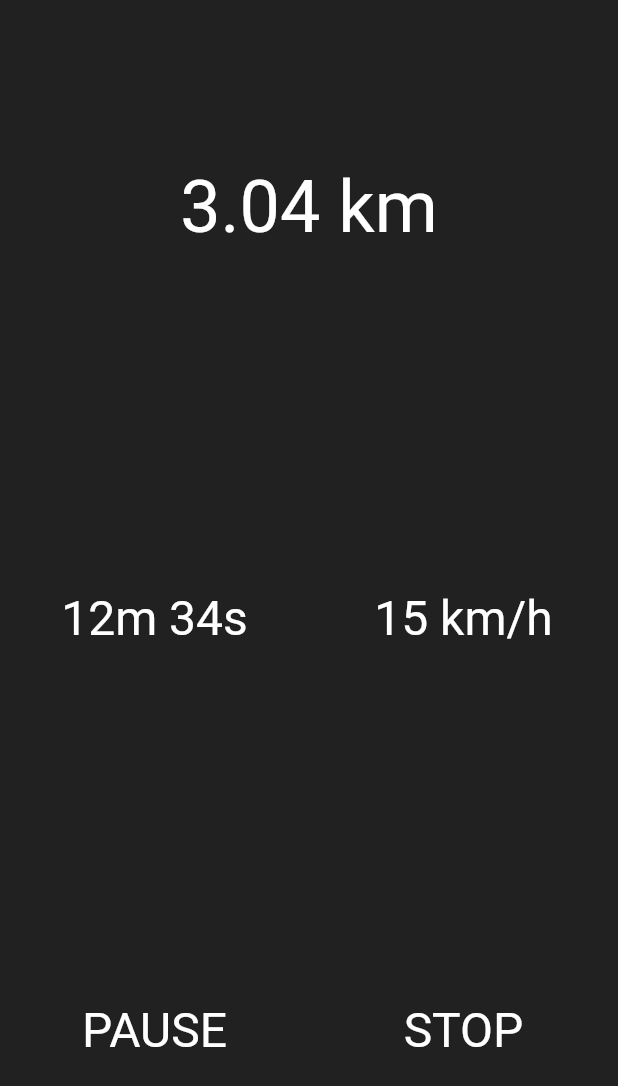
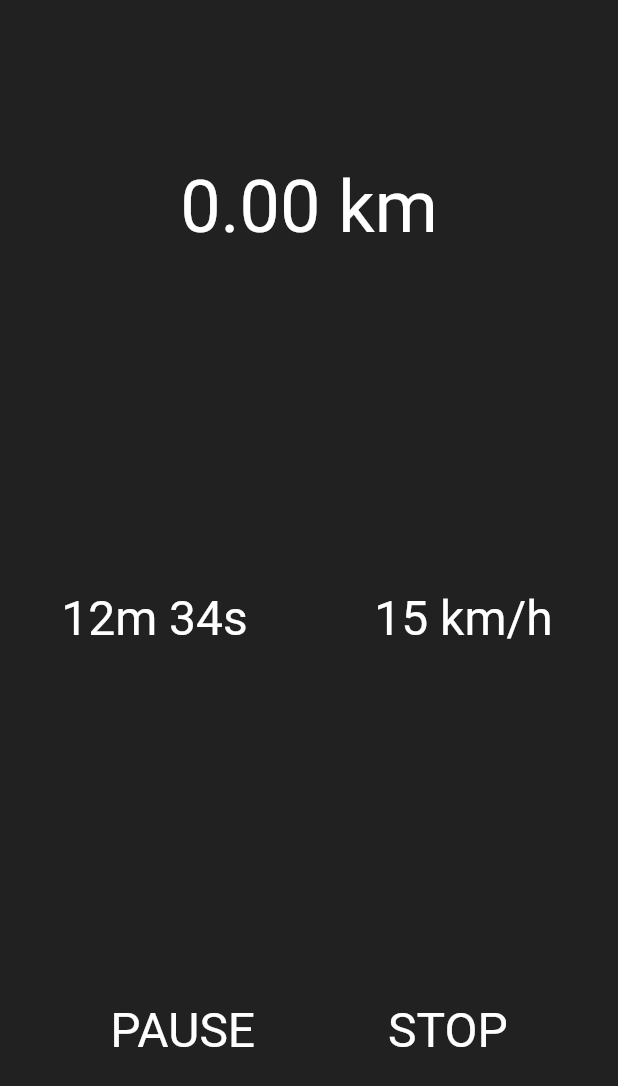
Before and after one commit to pr4aveen/jogzilla, a Flutter app: the RunProgressPage screen opened by its route, on a phone screen of 412 x 824 dp. Shown: the top 1086 px of the screen. Run offline on Flutter 3.47's test engine with Material 2 defaults, Android fonts, the phone set to English and light mode, and no system bars; our stand-ins replace geolocator.

Commit message:
Implemented location service in run progress page

```diff
--- a/lib/screens/run_progress_page.dart
+++ b/lib/screens/run_progress_page.dart
@@ -1,44 +1,140 @@
+import 'dart:async';
+
 import 'package:flutter/material.dart';
+import 'package:geolocator/geolocator.dart';
 
-class RunProgressPage extends StatelessWidget {
+class RunProgressPage extends StatefulWidget {
   static const String routeName = 'run_progress_page';
+
+  @override
+  _RunProgressPageState createState() => _RunProgressPageState();
+}
+
+class _RunProgressPageState extends State<RunProgressPage> {
+  StreamSubscription<Position> _positionStreamSubscription;
+  final List<Position> _positions = <Position>[];
+  double _totalDistance = 0.0;
+  Position _prev;
+
+  Future<void> _getDistance(Position prev, Position cur) async {
+    Geolocator()
+        .distanceBetween(
+            prev.latitude, prev.longitude, cur.latitude, cur.longitude)
+        .then(
+      (value) {
+        setState(() {
+          _totalDistance += value / 1000;
+        });
+      },
+    );
+  }
+
+  void _toggleListening() {
+    if (_positionStreamSubscription == null) {
+      const LocationOptions locationOptions =
+          LocationOptions(accuracy: LocationAccuracy.best);
+      final Stream<Position> positionStream =
+          Geolocator().getPositionStream(locationOptions);
+      _positionStreamSubscription = positionStream.listen(
+        (Position position) async {
+          _positions.add(position);
+          await _getDistance(_prev ?? position, position)
+              .then((_) => _prev = position);
+        },
+      );
+      _positionStreamSubscription.pause();
+    }
+
+    setState(() {
+      if (_positionStreamSubscription.isPaused) {
+        _positionStreamSubscription.resume();
+      } else {
+        _positionStreamSubscription.pause();
+      }
+    });
+  }
+
+  @override
+  void dispose() {
+    if (_positionStreamSubscription != null) {
+      _positionStreamSubscription.cancel();
+      _positionStreamSubscription = null;
+    }
+
+    super.dispose();
+  }
+
+  @override
+  void initState() {
+    super.initState();
+  }
 
   @override
   Widget build(BuildContext context) {
     return Scaffold(
-      body: SafeArea(
+      body: FutureBuilder<GeolocationStatus>(
+        future: Geolocator().checkGeolocationPermissionStatus(
+            locationPermission: GeolocationPermission.locationWhenInUse),
+        builder:
+            (BuildContext context, AsyncSnapshot<GeolocationStatus> snapshot) {
+          if (!snapshot.hasData) {
+            return const Center(child: CircularProgressIndicator());
+          }
+
+          if (snapshot.data == GeolocationStatus.denied) {
+            return const PlaceholderWidget('Location services disabled',
+                'Enable location services for this App using the device settings.');
+          }
+
+          return SafeArea(
             child: Center(
               child: Column(
                 crossAxisAlignment: CrossAxisAlignment.stretch,
                 children: <Widget>[
-              RunProgressCard(
-                cardText: '3.04 km',
+                  Expanded(
+                    child: RunProgressCard(
+                      cardText: '${_totalDistance.toStringAsFixed(2)} km',
                       textSize: 48,
+                    ),
                   ),
                   Expanded(
                     child: Row(
                       crossAxisAlignment: CrossAxisAlignment.stretch,
                       children: <Widget>[
-                    RunProgressCard(cardText: '12m 34s'),
-                    RunProgressCard(cardText: '15 km/h')
+                        Expanded(child: RunProgressCard(cardText: '12m 34s')),
+                        Expanded(child: RunProgressCard(cardText: '15 km/h'))
                       ],
                     ),
                   ),
                   Expanded(
                     child: Row(
                       crossAxisAlignment: CrossAxisAlignment.stretch,
+                      mainAxisAlignment: MainAxisAlignment.spaceEvenly,
                       children: <Widget>[
-                    RunProgressCard(cardText: 'PAUSE'),
-                    RunProgressCard(cardText: 'STOP')
+                        GestureDetector(
+                          child: Expanded(
+                              child: RunProgressCard(cardText: 'PAUSE')),
+                          onTap: _toggleListening,
+                        ),
+                        GestureDetector(
+                          child: Expanded(
+                              child: RunProgressCard(cardText: 'STOP')),
+                          onLongPress: _toggleListening,
+                        )
                       ],
                     ),
                   ),
                 ],
               ),
             ),
+          );
+        },
       ),
     );
   }
+
+  // bool _isListening() => !(_positionStreamSubscription == null ||
+  //     _positionStreamSubscription.isPaused);
 }
 
 class RunProgressCard extends StatelessWidget {
@@ -49,8 +145,7 @@ class RunProgressCard extends StatelessWidget {
 
   @override
   Widget build(BuildContext context) {
-    return Expanded(
-      child: Container(
+    return Container(
       child: Center(
         child: Text(
           cardText,
@@ -61,10 +156,33 @@ class RunProgressCard extends StatelessWidget {
       ),
       margin: EdgeInsets.all(15.0),
       decoration: BoxDecoration(
-          // color: Theme.of(context).accentColor,
         borderRadius: BorderRadius.circular(10.0),
-        ),
       ),
     );
   }
 }
+
+class PlaceholderWidget extends StatelessWidget {
+  const PlaceholderWidget(this.title, this.message);
+
+  final String title;
+  final String message;
+
+  @override
+  Widget build(BuildContext context) {
+    return Center(
+      child: Column(
+        mainAxisAlignment: MainAxisAlignment.center,
+        crossAxisAlignment: CrossAxisAlignment.center,
+        children: <Widget>[
+          Text(title,
+              style: const TextStyle(fontSize: 32.0),
+              textAlign: TextAlign.center),
+          Text(message,
+              style: const TextStyle(fontSize: 16.0),
+              textAlign: TextAlign.center),
+        ],
+      ),
+    );
+  }
+}
--- a/pubspec.yaml
+++ b/pubspec.yaml
@@ -28,6 +28,7 @@ dependencies:
   # The following adds the Cupertino Icons font to your application.
   # Use with the CupertinoIcons class for iOS style icons.
   cupertino_icons: ^0.1.3
+  geolocator: ^5.3.2+2
 
 dev_dependencies:
   flutter_test:
```
Also changed, not shown: pubspec.lock, 1 other file. Lines whose indentation alone changed are shown as unchanged.
